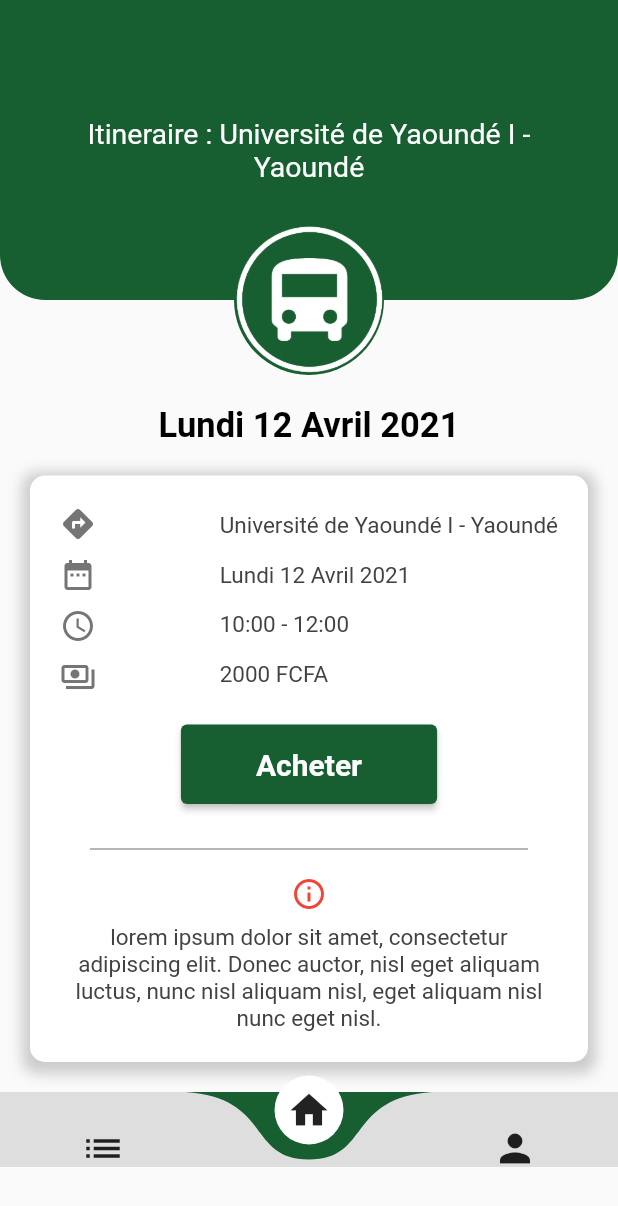
After one commit to agnilondapakou/fee_bus, a Flutter app: the screen it shows after launch, after a tap on "UL - Aéroport", on a phone screen of 412 x 824 dp. The commit adds this screen. Shown: the top 1206 px of the screen. Run offline on Flutter 3.47's test engine with Material 2 defaults, Android fonts, the light colour scheme and no system bars; drawn by our look-alikes of curved_navigation_bar.

Commit message:
add single crenaux details page

```diff
--- a/lib/main.dart
+++ b/lib/main.dart
@@ -1,4 +1,3 @@
-import 'package:fee_bus/pages/loadingPage.dart';
 import 'package:fee_bus/routes/routes_manager.dart';
 import 'package:flutter/material.dart';
 
--- a/lib/pages/crenaux_liste.dart
+++ b/lib/pages/crenaux_liste.dart
@@ -13,8 +13,7 @@ class CrenauxListe extends StatelessWidget {
   @override
   Widget build(BuildContext context) {
     return Scaffold(
-      body: Container(
-        child: SingleChildScrollView(
+      body: SingleChildScrollView(
         child: Column(
           children: [
             Column(
@@ -38,7 +37,6 @@ class CrenauxListe extends StatelessWidget {
               ],
             ),
           ],
-          ),
         ),
       ),
     );
@@ -82,7 +80,7 @@ Widget crenauxListeWidget() => Container(
       children: [
         // create an loop to generate the list of crenaux
 
-        for (var i = 0; i < 4; i++) ...[
+        for (var i = 0; i < 10; i++) ...[
           const CrenauxWidget(
             itineraire: 'UL - Aéroport',
             heure: '8h - 10h',
--- /dev/null
+++ b/lib/pages/creneaux_details.dart
@@ -0,0 +1,176 @@
+import 'package:fee_bus/widgets/header_text_widget.dart';
+import 'package:fee_bus/widgets/header_widget.dart';
+import 'package:fee_bus/widgets/nav_bar_widget.dart';
+import 'package:fee_bus/widgets/page_title_widget.dart';
+import 'package:fee_bus/widgets/rounded_header_image_widget.dart';
+import 'package:flutter/material.dart';
+
+class CrenauxDetail extends StatelessWidget {
+  const CrenauxDetail({super.key});
+
+  @override
+  Widget build(BuildContext context) {
+    return Scaffold(
+      body: SingleChildScrollView(
+        child: Column(
+          children: [
+            Column(
+              children: [
+                Stack(
+                  alignment: Alignment.center,
+                  clipBehavior: Clip.none,
+                  children: [
+                    const HeaderWidget(
+                      color: Color(0xFF175F30),
+                      width: double.infinity,
+                      height: 200,
+                    ),
+                    Positioned(top: 150, child: profileImageWidget()),
+                    Positioned(child: textWidget()),
+                  ],
+                ),
+                titleWidget(),
+                crenauxInfosWidget(),
+                const NavBarWidget()
+              ],
+            ),
+          ],
+        ),
+      ),
+    );
+  }
+}
+
+Widget profileImageWidget() => const RoundedHeaderWidget(
+      width: 100,
+      height: 100,
+      color: Color(0xFF175F30),
+      image: Image(
+        image: AssetImage('assets/images/logo.png'),
+      ),
+    );
+
+Widget textWidget() => const HeaderTextWidget(
+      margin: EdgeInsets.all(25),
+      text: 'Itineraire : Université de Yaoundé I - Yaoundé',
+      textAlign: TextAlign.center,
+      textStyle: TextStyle(
+        color: Colors.white,
+        fontSize: 19,
+        fontWeight: FontWeight.w400,
+      ),
+    );
+
+Widget titleWidget() => const PageTitleWidget(
+      margin: EdgeInsets.only(top: 70),
+      text: 'Lundi 12 Avril 2021',
+      textStyle: TextStyle(
+        color: Colors.black,
+        fontSize: 23,
+        fontWeight: FontWeight.bold,
+      ),
+    );
+
+Widget crenauxInfosWidget() => Container(
+    margin: const EdgeInsets.all(20),
+    padding: const EdgeInsets.all(20),
+    decoration: BoxDecoration(
+      color: Colors.white,
+      borderRadius: BorderRadius.circular(10),
+      boxShadow: [
+        BoxShadow(
+          color: Colors.grey.withOpacity(0.5),
+          spreadRadius: 5,
+          blurRadius: 7,
+          offset: const Offset(0, 3), // changes position of shadow
+        ),
+      ],
+    ),
+    child: Column(
+      children: [
+        Row(
+          mainAxisAlignment: MainAxisAlignment.spaceBetween,
+          children: [
+            Column(
+              mainAxisAlignment: MainAxisAlignment.spaceEvenly,
+              children: [
+                Icon(Icons.directions, color: Colors.grey[600]),
+                SizedBox(height: 10),
+                Icon(Icons.date_range, color: Colors.grey[600]),
+                SizedBox(height: 10),
+                Icon(Icons.access_time, color: Colors.grey[600]),
+                SizedBox(height: 10),
+                Icon(Icons.payments_outlined, color: Colors.grey[600]),
+              ],
+            ),
+            Column(
+              mainAxisAlignment: MainAxisAlignment.spaceEvenly,
+              crossAxisAlignment: CrossAxisAlignment.start,
+              children: [
+                Text('Université de Yaoundé I - Yaoundé',
+                    style: const TextStyle(
+                      color: Color.fromARGB(255, 66, 66, 66),
+                      fontSize: 15,
+                      fontWeight: FontWeight.w400,
+                    )),
+                SizedBox(height: 15),
+                Text('Lundi 12 Avril 2021',
+                    style: const TextStyle(
+                      color: Color.fromARGB(255, 66, 66, 66),
+                      fontSize: 15,
+                      fontWeight: FontWeight.w400,
+                    )),
+                SizedBox(height: 15),
+                Text('10:00 - 12:00',
+                    style: const TextStyle(
+                      color: Color.fromARGB(255, 66, 66, 66),
+                      fontSize: 15,
+                      fontWeight: FontWeight.w400,
+                    )),
+                SizedBox(height: 15),
+                Text('2000 FCFA',
+                    style: const TextStyle(
+                      color: Color.fromARGB(255, 66, 66, 66),
+                      fontSize: 15,
+                      fontWeight: FontWeight.w400,
+                    )),
+              ],
+            ),
+          ],
+        ),
+        const SizedBox(height: 20),
+        // create a button
+        ElevatedButton(
+          style: ElevatedButton.styleFrom(
+            backgroundColor: const Color(0xFF175F30),
+            padding: const EdgeInsets.symmetric(horizontal: 50, vertical: 15),
+            textStyle: const TextStyle(
+              fontSize: 20,
+              fontWeight: FontWeight.bold,
+            ),
+          ),
+          onPressed: () {},
+          child: const Text('Acheter'),
+        ),
+        // separator
+        const SizedBox(height: 20),
+        const Divider(
+          color: Colors.grey,
+          height: 20,
+          thickness: 1,
+          indent: 20,
+          endIndent: 20,
+        ),
+        const SizedBox(height: 8),
+        const Icon(Icons.info_outline, color: Colors.red),
+        const SizedBox(height: 8),
+        const Text(
+            'lorem ipsum dolor sit amet, consectetur adipiscing elit. Donec auctor, nisl eget aliquam luctus, nunc nisl aliquam nisl, eget aliquam nisl nunc eget nisl. ',
+            textAlign: TextAlign.center,
+            style: TextStyle(
+              color: Color.fromARGB(255, 66, 66, 66),
+              fontSize: 15,
+              fontWeight: FontWeight.w400,
+            )),
+      ],
+    ));
--- a/lib/widgets/crenaux_widget.dart
+++ b/lib/widgets/crenaux_widget.dart
@@ -1,3 +1,4 @@
+import 'package:fee_bus/pages/creneaux_details.dart';
 import 'package:flutter/material.dart';
 
 class CrenauxWidget extends StatelessWidget {
@@ -12,7 +13,16 @@ class CrenauxWidget extends StatelessWidget {
 
   @override
   Widget build(BuildContext context) {
-    return Container(
+    return GestureDetector(
+      onTap: () {
+        Navigator.push(
+          context,
+          MaterialPageRoute(
+            builder: (context) => const CrenauxDetail(),
+          ),
+        );
+      },
+      child: Container(
         margin: const EdgeInsets.all(10),
         decoration: const BoxDecoration(
           color: Color.fromARGB(255, 255, 255, 255),
@@ -159,6 +169,7 @@ class CrenauxWidget extends StatelessWidget {
             ),
           ],
         ),
+      ),
     );
   }
 }
--- a/lib/widgets/nav_bar_widget.dart
+++ b/lib/widgets/nav_bar_widget.dart
@@ -7,6 +7,10 @@ class NavBarWidget extends StatelessWidget {
   @override
   Widget build(BuildContext context) {
     return CurvedNavigationBar(
+      buttonBackgroundColor: Colors.white,
+      height: 50,
+      index: 1,
+
       // ignore: prefer_const_literals_to_create_immutables
       backgroundColor: const Color(0xFF175F30),
       // ignore: prefer_const_literals_to_create_immutables
```
Lines whose indentation alone changed are shown as unchanged.
